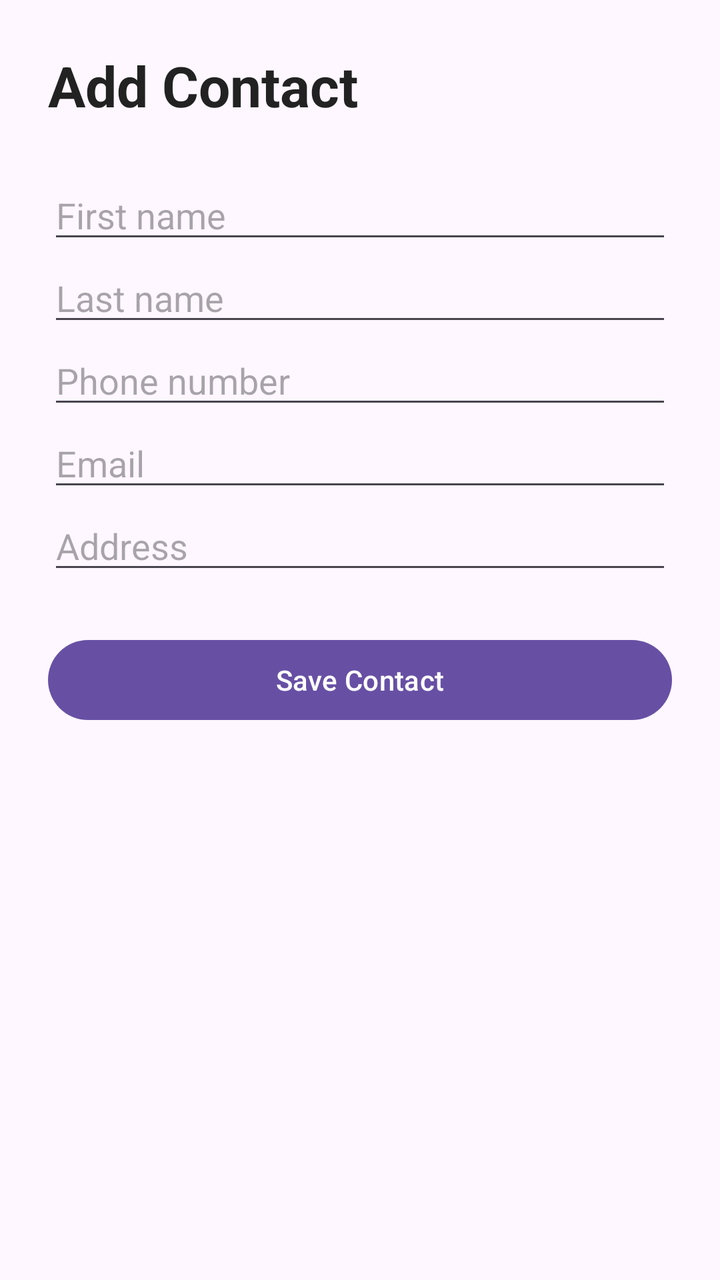
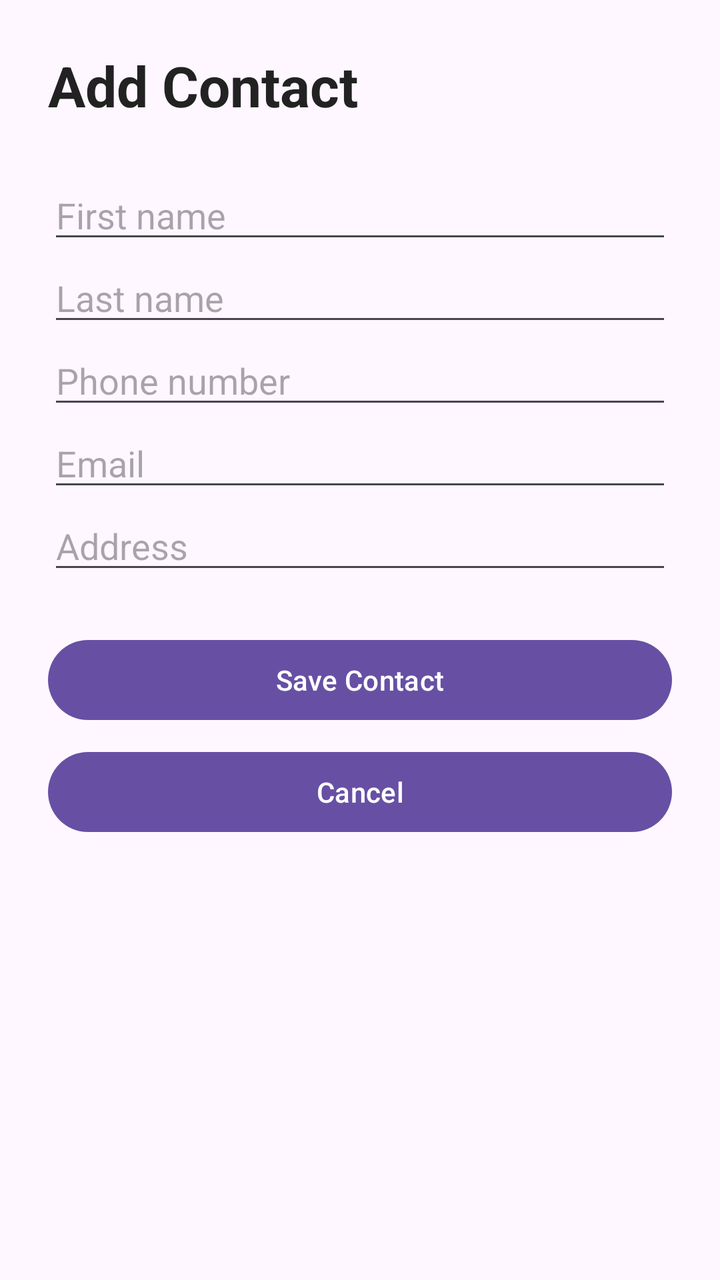

Two renders of the same Android screen: before a commit and after it. Below are the layout's source before the change and the commit's diff.
<!-- AndroidManifest.xml: application theme Theme.Ft_hangout -->
<!-- res/layout/activity_add_contact.xml -->
<?xml version="1.0" encoding="utf-8"?>
<ScrollView xmlns:android="http://schemas.android.com/apk/res/android"
    android:layout_width="match_parent"
    android:layout_height="match_parent"
    android:fillViewport="true">

    <LinearLayout
        android:layout_width="match_parent"
        android:layout_height="wrap_content"
        android:orientation="vertical"
        android:padding="24dp">

        <TextView
            android:layout_width="match_parent"
            android:layout_height="wrap_content"
            android:text="Add Contact"
            android:textSize="28sp"
            android:textStyle="bold"
            android:textColor="#222222"
            android:paddingBottom="24dp" />

        <EditText
            android:id="@+id/firstNameInput"
            android:layout_width="match_parent"
            android:layout_height="wrap_content"
            android:hint="First name"
            android:inputType="textPersonName"
            android:autofillHints="name"
            android:maxLines="1" />

        <EditText
            android:id="@+id/lastNameInput"
            android:layout_width="match_parent"
            android:layout_height="wrap_content"
            android:hint="Last name"
            android:inputType="textPersonName"
            android:autofillHints="name"
            android:maxLines="1" />

        <EditText
            android:id="@+id/phoneInput"
            android:layout_width="match_parent"
            android:layout_height="wrap_content"
            android:hint="Phone number"
            android:inputType="phone"
            android:autofillHints="phone"
            android:maxLines="1" />

        <EditText
            android:id="@+id/emailInput"
            android:layout_width="match_parent"
            android:layout_height="wrap_content"
            android:hint="Email"
            android:inputType="textEmailAddress"
            android:autofillHints="emailAddress"
            android:maxLines="1" />

        <EditText
            android:id="@+id/addressInput"
            android:layout_width="match_parent"
            android:layout_height="wrap_content"
            android:hint="Address"
            android:inputType="textPostalAddress"
            android:autofillHints="postalAddress"
            android:minLines="2"
            android:gravity="top" />

        <Button
            android:id="@+id/saveContactButton"
            android:layout_width="match_parent"
            android:layout_height="wrap_content"
            android:text="Save Contact"
            android:layout_marginTop="24dp" />

    </LinearLayout>
</ScrollView>
<!-- resources referenced by this layout -->
<resources>
  <style name="Theme.Ft_hangout" parent="Base.Theme.Ft_hangout" />
  <style name="Base.Theme.Ft_hangout" parent="Theme.Material3.DayNight.NoActionBar">
          
          
      </style>
</resources>

<!-- the commit's change to res/layout/activity_add_contact.xml (unified diff, before → after) -->
@@ -72,5 +72,14 @@
             android:text="Save Contact"
             android:layout_marginTop="24dp" />
 
+
+        <Button
+            android:id="@+id/cancelContactButton"
+            android:layout_width="match_parent"
+            android:layout_height="wrap_content"
+            android:text="Cancel"
+            android:layout_marginTop="8dp" />
+
+
     </LinearLayout>
 </ScrollView>
